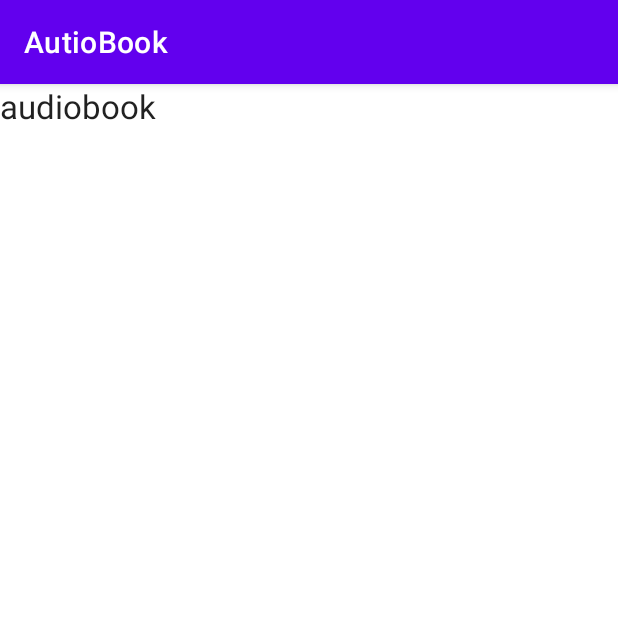
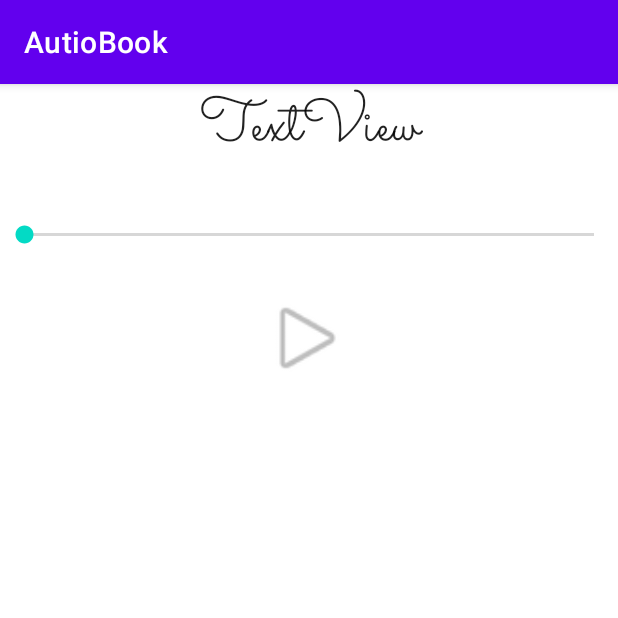
Before and after one commit to Autiobook/Autiobook, an Android app: the DetailActivity screen opened directly, with no data from a screen before it, on a phone screen of 412 x 824 dp, the top half of it. Run offline under Robolectric (Android 15) with nearby library versions, the phone set to English and light mode, and no system bars; libraries missing offline, so code that uses them is left out: org.parceler; 3 statements that could not run were skipped.

```diff
--- a/app/src/main/java/com/example/autiobook/DetailActivity.java
+++ b/app/src/main/java/com/example/autiobook/DetailActivity.java
@@ -4,13 +4,25 @@ import androidx.annotation.RequiresApi;
 import androidx.appcompat.app.AppCompatActivity;
 
 import android.content.ContextWrapper;
+import android.media.AudioManager;
+import android.media.MediaPlayer;
+import android.net.Uri;
 import android.os.Build;
 import android.os.Bundle;
 import android.os.Environment;
+import android.os.Handler;
+import android.provider.MediaStore;
 import android.speech.tts.TextToSpeech;
 import android.speech.tts.UtteranceProgressListener;
 import android.util.Log;
+import android.view.View;
+import android.widget.ImageView;
+import android.widget.SeekBar;
 import android.widget.TextView;
+
+import com.example.autiobook.models.Audio;
+
+import org.parceler.Parcels;
 
 import java.io.File;
 import java.util.ArrayList;
@@ -22,6 +34,13 @@ public class DetailActivity extends AppCompatActivity {
 
     public static final String TAG = "DetailActivity";
     TextView tvName;
+    ImageView btnPlay;
+    SeekBar seekBar;
+
+    Audio audioBook;
+    MediaPlayer mediaPlayer;
+    Runnable runnable;
+    Handler handler;
 
     @Override
     protected void onCreate(Bundle savedInstanceState) {
@@ -29,7 +48,74 @@ public class DetailActivity extends AppCompatActivity {
         setContentView(R.layout.activity_detail);
 
         tvName = findViewById(R.id.tvName);
+        btnPlay = findViewById(R.id.btnPlay);
+        seekBar = findViewById(R.id.seekBar);
 
-        tvName.setText("audiobook");
+        //get Audio object
+        audioBook = Parcels.unwrap(getIntent().getParcelableExtra("audioBook"));
+
+        //set title
+        tvName.setText(audioBook.getName());
+
+        btnPlay.setOnClickListener(new View.OnClickListener() {
+            @Override
+            public void onClick(View view) {
+//                btnPlay.setImageResource(R.drawable.ic);
+                playSong();
+            }
+        });
+
+        Uri uri = Uri.fromFile(audioBook.getFile());
+        mediaPlayer = mediaPlayer.create(getApplicationContext(), uri);
+        handler = new Handler();
+
+        seekBar.setOnSeekBarChangeListener(new SeekBar.OnSeekBarChangeListener() {
+            @Override
+            public void onProgressChanged(SeekBar seekBar, int progress, boolean fromUser) {
+                if(fromUser){
+                    mediaPlayer.seekTo(progress);
+                    seekBar.setProgress(progress);
+                }
+            }
+
+            @Override
+            public void onStartTrackingTouch(SeekBar seekBar) {
+
+            }
+
+            @Override
+            public void onStopTrackingTouch(SeekBar seekBar) {
+
+            }
+        });
+    }
+    public void playSong(){
+//        Uri uri = Uri.fromFile(audioBook.getFile());
+//        mediaPlayer.setAudioStreamType(AudioManager.STREAM_MUSIC);
+//        mediaPlayer.reset();
+
+        mediaPlayer.start();
+        seekBar.setMax(mediaPlayer.getDuration());
+        updateSeekBar();
+
+//        try {
+//            mediaPlayer.setDataSource(DetailActivity.this, uri);
+//        }catch (Exception e){e.printStackTrace();}
+    }
+
+    private void updateSeekBar() {
+        //set seek bar to new pos
+        int currPos = mediaPlayer.getCurrentPosition();
+        seekBar.setProgress(currPos);
+
+        //fun to call updateSeekBar again
+        runnable = new Runnable() {
+            @Override
+            public void run() {
+                updateSeekBar();
+            }
+        };
+        //call after 1000ms
+        handler.postDelayed(runnable, 1000);
     }
 }
--- a/app/src/main/java/com/example/autiobook/fragments/CreateAudiobook.java
+++ b/app/src/main/java/com/example/autiobook/fragments/CreateAudiobook.java
@@ -78,7 +78,7 @@ public class CreateAudiobook extends Fragment {
         btnCreate = requireView().findViewById(R.id.btnCreate);
 
         btnUpload.setOnClickListener(e -> openFile());
-
+//        deleteAllAudios();
         //init tts and onclick for btnCreate
         InitializeTTS();
     }
@@ -188,6 +188,7 @@ public class CreateAudiobook extends Fragment {
             }else{
                 //syntehsize with tts
                 String utteranceId = title;
+                Log.i(TAG, book);
                 textToSpeech.synthesizeToFile(book, null, file, utteranceId);
                 textToSpeech.setOnUtteranceProgressListener(new UtteranceProgressListener() {
                     @Override
@@ -226,5 +227,4 @@ public class CreateAudiobook extends Fragment {
             }
         }
     }
-
 }
--- a/app/src/main/java/com/example/autiobook/fragments/HomeFragment.java
+++ b/app/src/main/java/com/example/autiobook/fragments/HomeFragment.java
@@ -20,6 +20,8 @@ import com.example.autiobook.AudioAdapter;
 import com.example.autiobook.DetailActivity;
 import com.example.autiobook.R;
 import com.example.autiobook.models.Audio;
+
+import org.parceler.Parcels;
 
 import java.io.File;
 import java.util.ArrayList;
@@ -97,6 +99,7 @@ public class HomeFragment extends Fragment {
                 Audio audioBook = audioBooks.get(position);
                 Log.d(TAG, "on click audio");
                 Intent intent = new Intent(getActivity(), DetailActivity.class);
+                intent.putExtra("audioBook", Parcels.wrap(audioBook));
                 startActivity(intent);
             }
         };
--- a/app/src/main/res/layout/activity_detail.xml
+++ b/app/src/main/res/layout/activity_detail.xml
@@ -1,9 +1,9 @@
 <?xml version="1.0" encoding="utf-8"?>
-<LinearLayout xmlns:android="http://schemas.android.com/apk/res/android"
-    xmlns:app="http://schemas.android.com/apk/res-auto"
+<RelativeLayout xmlns:app="http://schemas.android.com/apk/res-auto"
     xmlns:tools="http://schemas.android.com/tools"
+    xmlns:android="http://schemas.android.com/apk/res/android"
     android:layout_width="match_parent"
-    android:layout_height="wrap_content"
+    android:layout_height="match_parent"
     android:orientation="vertical">
 
 
@@ -11,8 +11,34 @@
         android:id="@+id/tvName"
         android:layout_width="match_parent"
         android:layout_height="wrap_content"
+        android:fontFamily="@font/sacramento"
         android:text="TextView"
+        android:textAlignment="center"
         android:textAppearance="@style/TextAppearance.AppCompat.Large"
+        android:textSize="40sp"
         tools:text="Name" />
 
-</LinearLayout>
+    <SeekBar
+        android:id="@+id/seekBar"
+        android:layout_width="match_parent"
+        android:layout_height="80dp"
+        android:layout_below="@+id/tvName"
+        android:layout_alignParentStart="true"
+        android:layout_alignParentEnd="true"
+        android:layout_marginStart="0dp"
+        android:layout_marginTop="2dp"
+        android:layout_marginEnd="0dp" />
+
+    <ImageView
+        android:id="@+id/btnPlay"
+        android:layout_width="63dp"
+        android:layout_height="60dp"
+        android:layout_below="@+id/seekBar"
+        android:layout_alignParentStart="true"
+        android:layout_alignParentEnd="true"
+        android:layout_marginStart="173dp"
+        android:layout_marginTop="-1dp"
+        android:layout_marginEnd="175dp"
+        app:srcCompat="@android:drawable/ic_media_play" />
+
+</RelativeLayout>
--- a/app/src/main/res/layout/audio_book.xml
+++ b/app/src/main/res/layout/audio_book.xml
@@ -10,8 +10,13 @@
         android:id="@+id/tvName"
         android:layout_width="match_parent"
         android:layout_height="wrap_content"
+        android:fontFamily="@font/sacramento"
+        android:includeFontPadding="false"
+        android:padding="10dp"
         android:text="TextView"
+        android:textAlignment="center"
         android:textAppearance="@style/TextAppearance.AppCompat.Large"
+        android:textSize="40sp"
         tools:text="Name" />
 
 </LinearLayout>
```
Also changed, not shown: app/src/main/java/com/example/autiobook/models/Audio.java (+7 -1 lines), app/src/main/ic_launcher-playstore.png (added).
